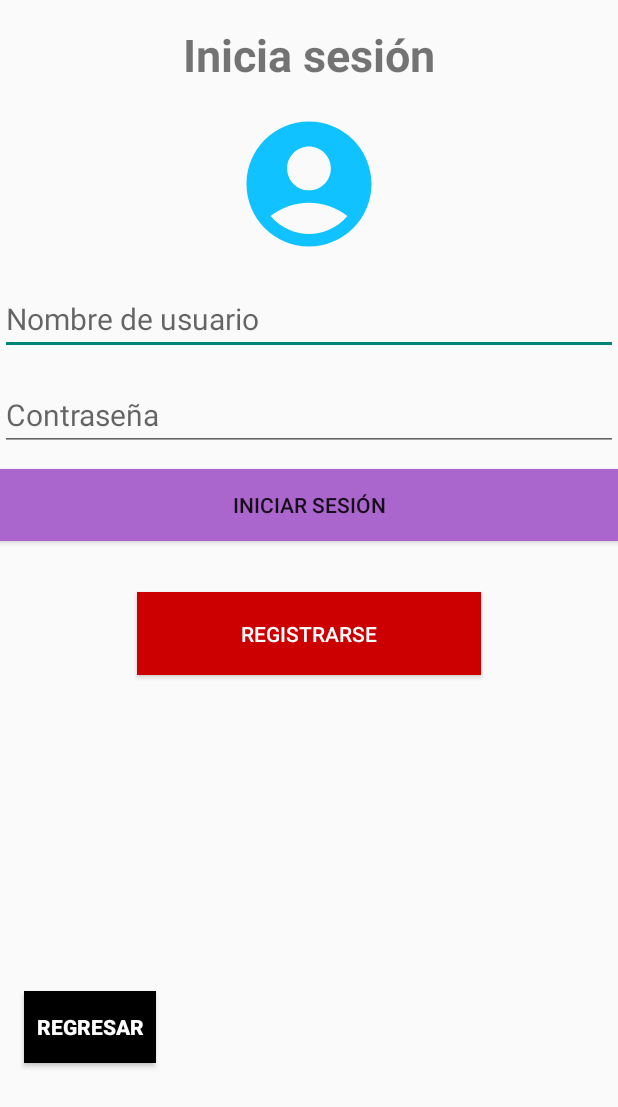
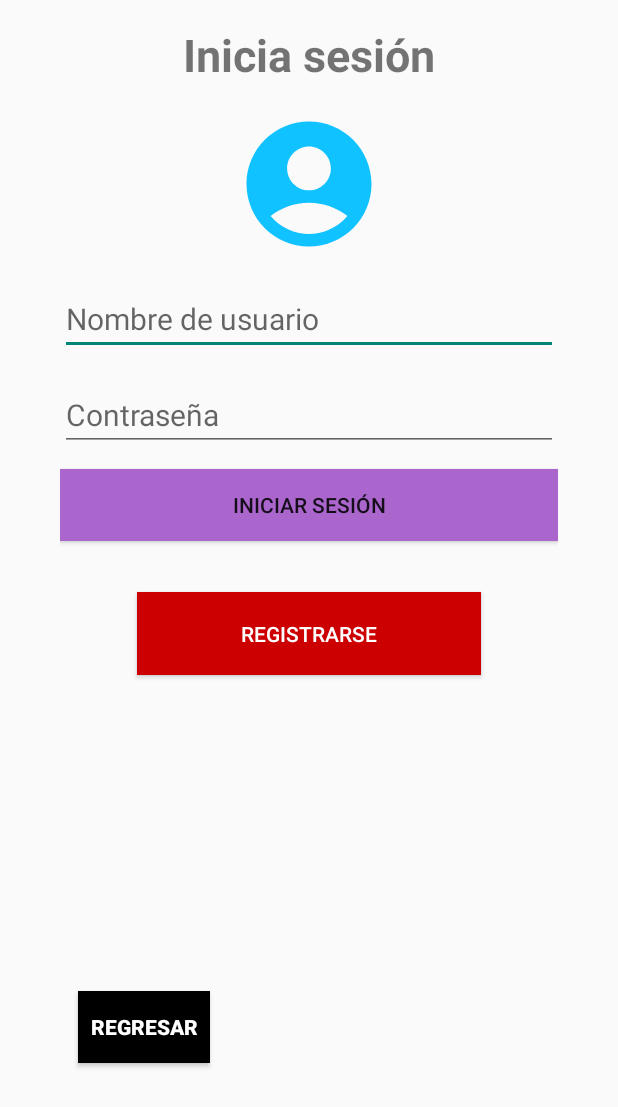
Before and after one commit to PedroDavidDD/NovelHub, an Android app: the LoginActivity screen opened directly, with no data from a screen before it, on a phone screen of 412 x 824 dp. Shown: the top 1107 px of the screen. Run offline under Robolectric (Android 15) with nearby library versions, the phone set to English and light mode, and no system bars.

Commit message:
[colores del readbook]
negros

```diff
--- a/app/src/main/res/layout/fragment_read_books.xml
+++ b/app/src/main/res/layout/fragment_read_books.xml
@@ -22,6 +22,7 @@
             android:layout_width="347dp"
             android:layout_height="71dp"
             android:text="Titulo"
+            android:textColor="@color/black"
             android:textStyle="bold"
             android:gravity="center_horizontal"
             android:textSize="30dp"
@@ -45,6 +46,7 @@
                 android:layout_height="wrap_content"
                 android:gravity="start|top"
                 android:ellipsize="end"
+                android:textColor="@color/black"
                 android:text="@string/hello_blank_fragment"
                 android:textSize="25dp" />
         </ScrollView>
--- a/app/src/main/res/layout/login.xml
+++ b/app/src/main/res/layout/login.xml
@@ -2,8 +2,8 @@
 <androidx.constraintlayout.widget.ConstraintLayout
     xmlns:android="http://schemas.android.com/apk/res/android"
     xmlns:app="http://schemas.android.com/apk/res-auto"
-    xmlns:tools="http://schemas.android.com/tools"
     android:layout_width="match_parent"
+    android:paddingHorizontal="40dp"
     android:layout_height="match_parent">
 
     <TextView
```
